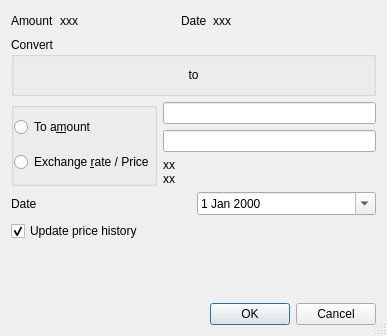
The window that kmymoney/dialogs/kcurrencycalculator.ui (KDE/kmymoney) describes before a commit, drawn with Qt 5.
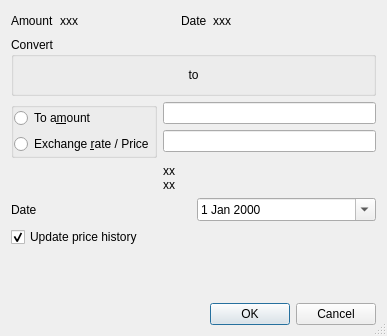
The same window after the commit. Custom widgets are drawn as their Qt base class.

Commit message: Fix mis-alignment of widgets

Diff of the .ui file:
```diff
--- a/kmymoney/dialogs/kcurrencycalculator.ui
+++ b/kmymoney/dialogs/kcurrencycalculator.ui
@@ -247,24 +247,7 @@
          </layout>
         </widget>
        </item>
-       <item row="0" column="1">
-        <widget class="AmountEdit" name="m_toAmount"/>
-       </item>
-       <item row="1" column="1">
-        <widget class="AmountEdit" name="m_conversionRate"/>
-       </item>
-       <item row="2" column="1">
-        <widget class="QLabel" name="m_conversionExample">
-         <property name="text">
-          <string>xx
-xx</string>
-         </property>
-         <property name="wordWrap">
-          <bool>false</bool>
-         </property>
-        </widget>
-       </item>
-       <item row="3" column="0" colspan="2">
+       <item row="4" column="0" colspan="2">
         <widget class="QFrame" name="m_dateFrame">
          <property name="frameShape">
           <enum>QFrame::NoFrame</enum>
@@ -305,6 +288,23 @@
          </layout>
         </widget>
        </item>
+       <item row="0" column="1">
+        <widget class="AmountEdit" name="m_toAmount"/>
+       </item>
+       <item row="1" column="1">
+        <widget class="AmountEdit" name="m_conversionRate"/>
+       </item>
+       <item row="3" column="1">
+        <widget class="QLabel" name="m_conversionExample">
+         <property name="text">
+          <string>xx
+xx</string>
+         </property>
+         <property name="wordWrap">
+          <bool>false</bool>
+         </property>
+        </widget>
+       </item>
       </layout>
      </item>
      <item>
```
